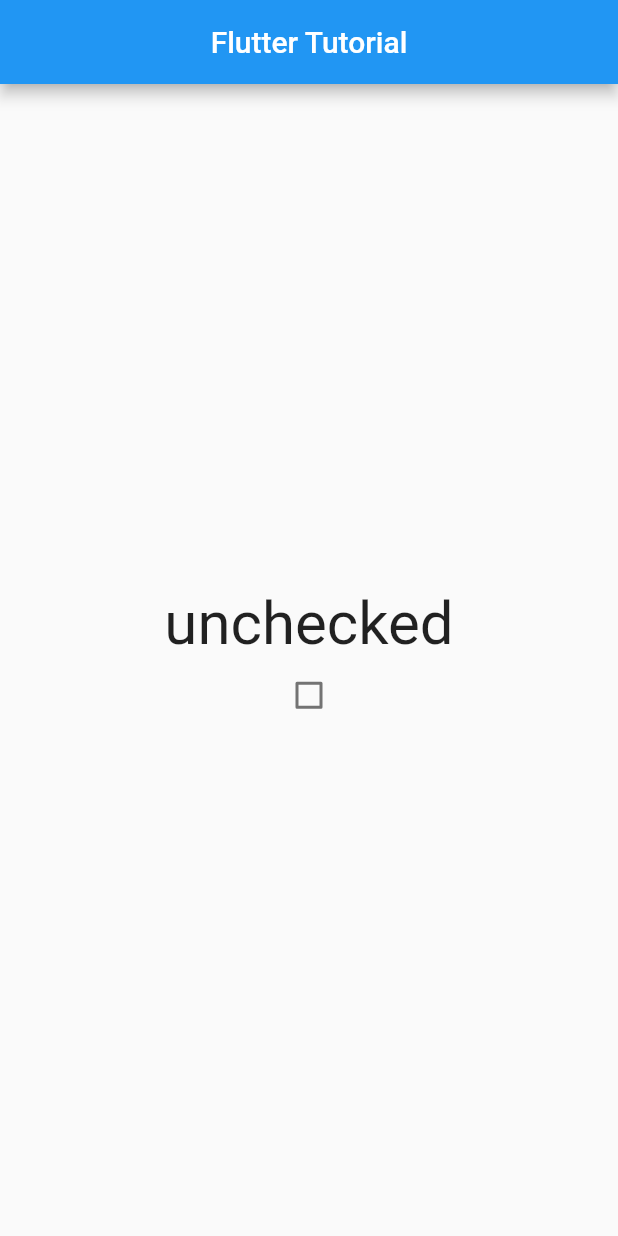
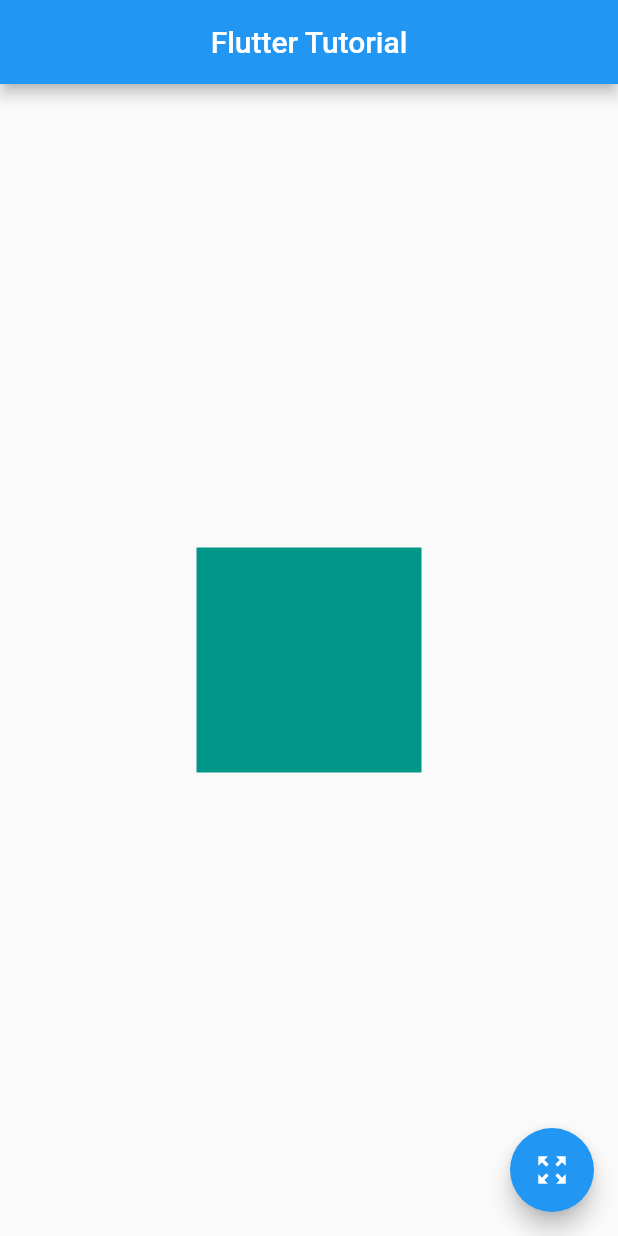
Before and after one commit to taqi92/flutter_basic, a Flutter app: the screen it shows after launch, on a phone screen of 412 x 824 dp. Run offline on Flutter 3.47's test engine with Material 2 defaults, Android fonts, the phone set to English and light mode, and no system bars; our stand-ins replace curved_navigation_bar, fluttertoast, image_picker, liquid_swipe.

Commit message:
Animated container code has added.

```diff
--- /dev/null
+++ b/lib/animated_container.dart
@@ -0,0 +1,36 @@
+import 'dart:io';
+
+import 'package:flutter/material.dart';
+import 'package:image_picker/image_picker.dart';
+
+class AnimatedContainerWidget extends StatefulWidget {
+  @override
+  _MyAppState createState() => _MyAppState();
+}
+
+class _MyAppState extends State<AnimatedContainerWidget> {
+  bool _value = false;
+
+  @override
+  Widget build(BuildContext context) {
+    return SafeArea(
+      child: Scaffold(
+        floatingActionButton: FloatingActionButton(
+            child: Icon(Icons.zoom_out_map),
+            onPressed: () {
+          setState(() {
+            _value = !_value;
+          });
+        }),
+        body: Center(
+          child: AnimatedContainer(
+              height: _value == false ? 150 : 350,
+              width: _value == false ? 150 : 300,
+              color: Colors.teal,
+              duration: Duration(seconds: 4)
+          ),
+        ),
+      ),
+    );
+  }
+}
--- a/lib/main.dart
+++ b/lib/main.dart
@@ -1,6 +1,8 @@
 import 'package:flutter/material.dart';
+import 'package:flutterappbartextwidget/animated_container.dart';
 import 'package:flutterappbartextwidget/checkbox.dart';
 import 'package:flutterappbartextwidget/dismissible.dart';
+import 'package:flutterappbartextwidget/switch.dart';
 
 
 void main() {
@@ -18,7 +20,7 @@ class MyApp extends StatelessWidget {
             title: Text("Flutter Tutorial"),
             centerTitle: true,
           ),
-          body: CheckBoxWidget(),
+          body: AnimatedContainerWidget(),
         ));
   }
 }
```
Also changed, not shown: lib/switch.dart (added, +29 -0 lines).
